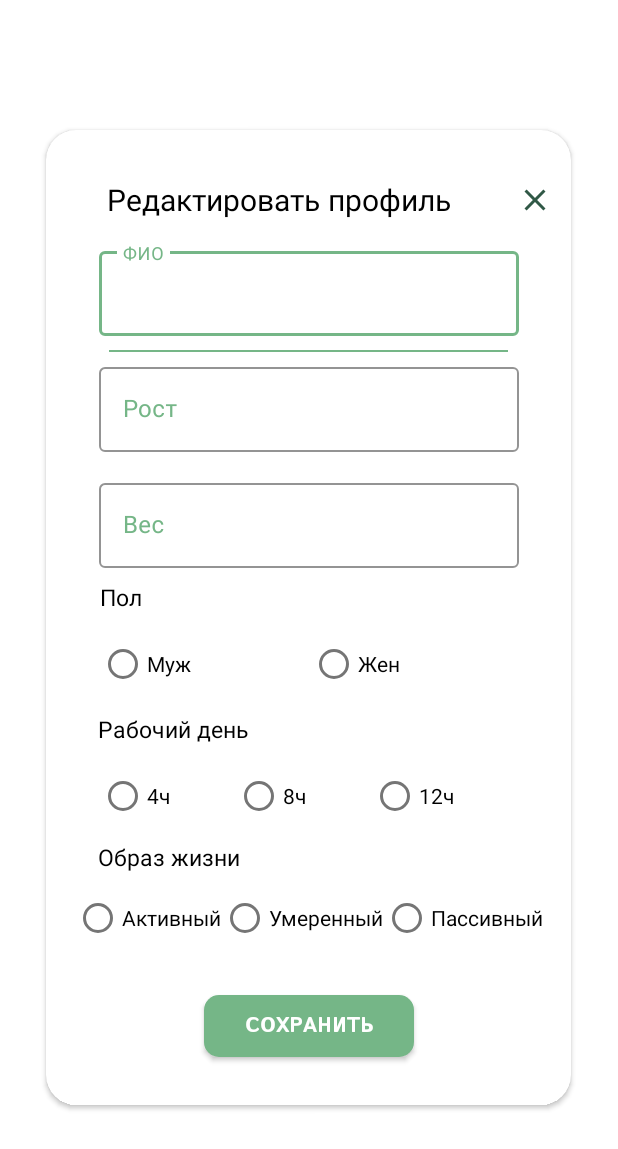
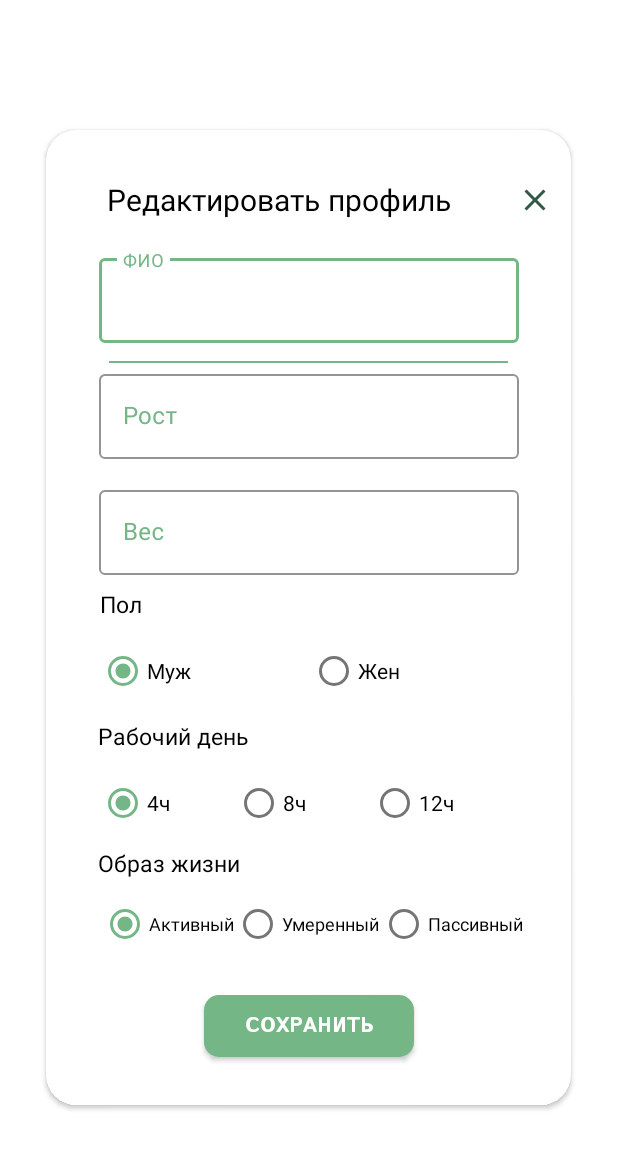
Before and after one commit to 13Rvladislav/It-specialist-s-health, an Android app: the layout dialog_profile.xml on its own in the app's theme, with its tools: preview values and no code run, on a phone screen of 412 x 824 dp. Shown: the top 1149 px of the screen. Run offline under Robolectric (Android 15) with nearby library versions, the phone set to English and light mode, and no system bars.

Commit message:
Профиль

```diff
--- a/app/src/main/java/com/example/it_health/ActivityMainMenu.kt
+++ b/app/src/main/java/com/example/it_health/ActivityMainMenu.kt
@@ -30,7 +30,6 @@ import java.text.DecimalFormat
 import java.text.NumberFormat
 import java.time.LocalDateTime
 import java.time.temporal.ChronoUnit
-import java.util.*
 import kotlin.math.absoluteValue
 
 
@@ -205,7 +204,7 @@ var step:Int=0
             val cansel = dialog.findViewById(R.id.cansel) as ImageButton
             val text = dialog.findViewById(R.id.water_now) as TextView
             val btnstart = dialog.findViewById(R.id.start) as Button
-            val change = dialog.findViewById(R.id.change) as Button
+            val change = dialog.findViewById(R.id.save) as Button
             val edt = dialog.findViewById(R.id.email) as EditText
             dialog.show()
 
--- a/app/src/main/res/layout/profile_dialog.xml
+++ b/app/src/main/res/layout/dialog_profile.xml
@@ -50,11 +50,13 @@
             style="@style/Widget.MaterialComponents.TextInputLayout.OutlinedBox"
             android:layout_width="280dp"
             android:layout_height="wrap_content"
-            android:layout_marginTop="15dp"
+            android:layout_marginTop="18dp"
+            android:layout_marginBottom="10dp"
             android:gravity="center"
             android:hint="ФИО"
             android:textColorHint="@color/green"
             app:boxStrokeColor="@color/green"
+            app:layout_constraintBottom_toTopOf="@+id/imageView6"
             app:layout_constraintEnd_toEndOf="parent"
             app:layout_constraintStart_toStartOf="parent"
             app:layout_constraintTop_toBottomOf="@+id/textView20">
@@ -107,7 +109,7 @@
         </com.google.android.material.textfield.TextInputLayout>
 
         <androidx.appcompat.widget.AppCompatButton
-            android:id="@+id/change"
+            android:id="@+id/save"
             android:layout_width="140dp"
             android:layout_height="41dp"
             android:layout_gravity="center"
@@ -143,7 +145,7 @@
             android:text="Пол"
             android:textColor="@color/black"
             android:textSize="15dp"
-            app:layout_constraintBottom_toTopOf="@+id/radioGroup"
+            app:layout_constraintBottom_toTopOf="@+id/radioGroup1"
             app:layout_constraintEnd_toEndOf="parent"
             app:layout_constraintHorizontal_bias="0.111"
             app:layout_constraintStart_toStartOf="parent"
@@ -151,14 +153,15 @@
 
         <RadioGroup
 
-            android:id="@+id/radioGroup"
+            android:id="@+id/radioGroup1"
             android:layout_width="280dp"
             android:layout_height="wrap_content"
             android:layout_marginTop="40dp"
             android:orientation="horizontal"
             app:layout_constraintEnd_toEndOf="parent"
             app:layout_constraintStart_toStartOf="parent"
-            app:layout_constraintTop_toBottomOf="@+id/weight">
+            app:layout_constraintTop_toBottomOf="@+id/weight"
+            android:checkedButton="@+id/radioButton2">
 
             <RadioButton
                 android:id="@+id/radioButton2"
@@ -187,7 +190,7 @@
             app:layout_constraintEnd_toEndOf="parent"
             app:layout_constraintHorizontal_bias="0.138"
             app:layout_constraintStart_toStartOf="parent"
-            app:layout_constraintTop_toBottomOf="@+id/radioGroup" />
+            app:layout_constraintTop_toBottomOf="@+id/radioGroup1" />
 
         <RadioGroup
             android:id="@+id/radioGroup2"
@@ -198,8 +201,9 @@
             app:layout_constraintBottom_toBottomOf="parent"
             app:layout_constraintEnd_toEndOf="parent"
             app:layout_constraintStart_toStartOf="parent"
-            app:layout_constraintTop_toBottomOf="@+id/radioGroup"
-            app:layout_constraintVertical_bias="0.0">
+            app:layout_constraintTop_toBottomOf="@+id/radioGroup1"
+            app:layout_constraintVertical_bias="0.0"
+            android:checkedButton="@+id/radioButton">
 
             <RadioButton
                 android:id="@+id/radioButton"
@@ -244,30 +248,35 @@
             android:id="@+id/radioGroup3"
             android:layout_width="wrap_content"
             android:layout_height="wrap_content"
+            android:layout_marginStart="4dp"
             android:orientation="horizontal"
             app:layout_constraintBottom_toBottomOf="parent"
             app:layout_constraintEnd_toEndOf="parent"
             app:layout_constraintStart_toStartOf="parent"
             app:layout_constraintTop_toBottomOf="@+id/radioGroup2"
-            app:layout_constraintVertical_bias="0.25">
+            app:layout_constraintVertical_bias="0.25"
+            android:checkedButton="@+id/radioButton6">
 
             <RadioButton
                 android:id="@+id/radioButton6"
                 android:layout_width="match_parent"
                 android:layout_height="wrap_content"
-                android:text="Активный" />
+                android:text="Активный"
+                android:textSize="12dp" />
 
             <RadioButton
                 android:id="@+id/radioButton7"
                 android:layout_width="match_parent"
                 android:layout_height="wrap_content"
-                android:text="Умеренный" />
+                android:text="Умеренный"
+                android:textSize="12dp" />
 
             <RadioButton
                 android:id="@+id/radioButton8"
                 android:layout_width="match_parent"
                 android:layout_height="wrap_content"
-                android:text="Пассивный" />
+                android:text="Пассивный"
+                android:textSize="12dp" />
         </RadioGroup>
 
     </androidx.constraintlayout.widget.ConstraintLayout>
--- a/app/src/main/res/layout/dialog_work.xml
+++ b/app/src/main/res/layout/dialog_work.xml
@@ -95,7 +95,7 @@
             tools:ignore="SpeakableTextPresentCheck" />
 
         <androidx.appcompat.widget.AppCompatButton
-            android:id="@+id/change"
+            android:id="@+id/save"
             android:layout_width="140dp"
             android:layout_height="41dp"
             android:layout_gravity="center"
```
Also changed, not shown: app/src/main/java/com/example/it_health/RegActivity.kt (+17 -2 lines), app/src/main/java/com/example/it_health/fragments/Profile.kt (+79 -3 lines), app/src/main/java/dbClases/Suppliers.kt (deleted, +0 -57 lines), app/src/main/java/dbClases/ToDo.kt (added, +28 -0 lines), app/src/main/java/dbClases/User.kt (deleted, +0 -15 lines), app/src/main/java/dbClases/UserInfo.kt (added, +61 -0 lines).
